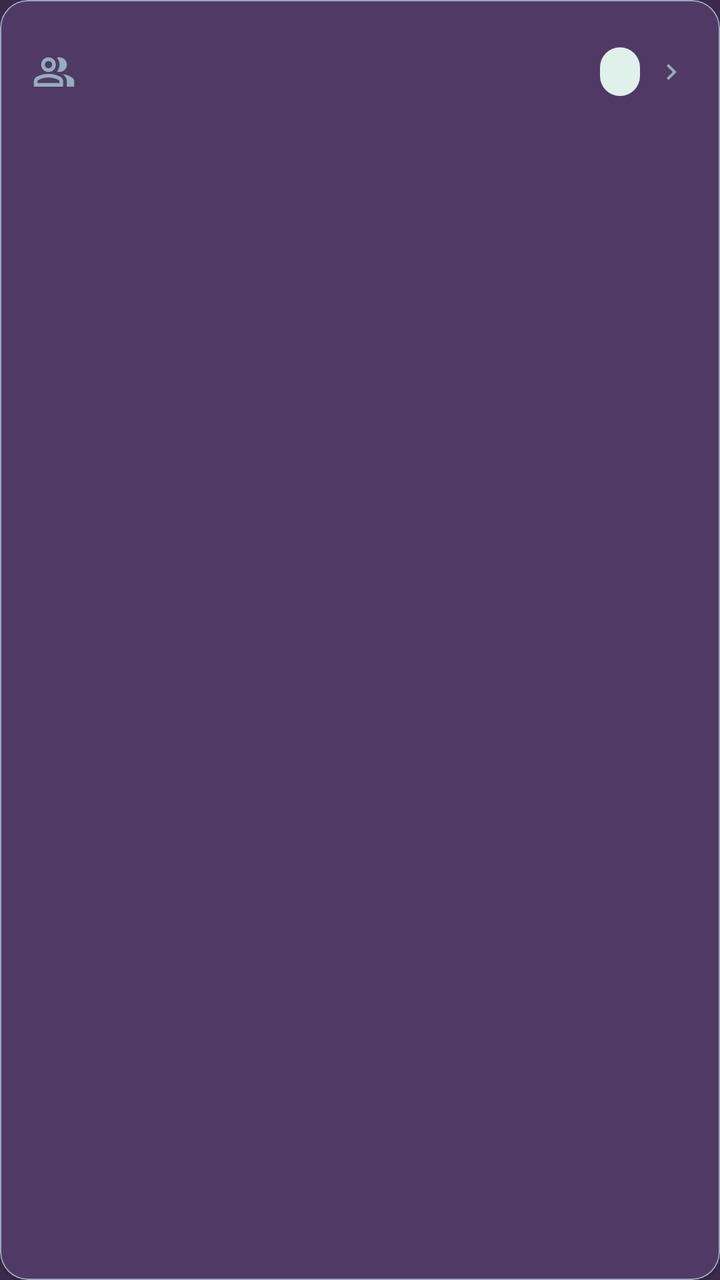
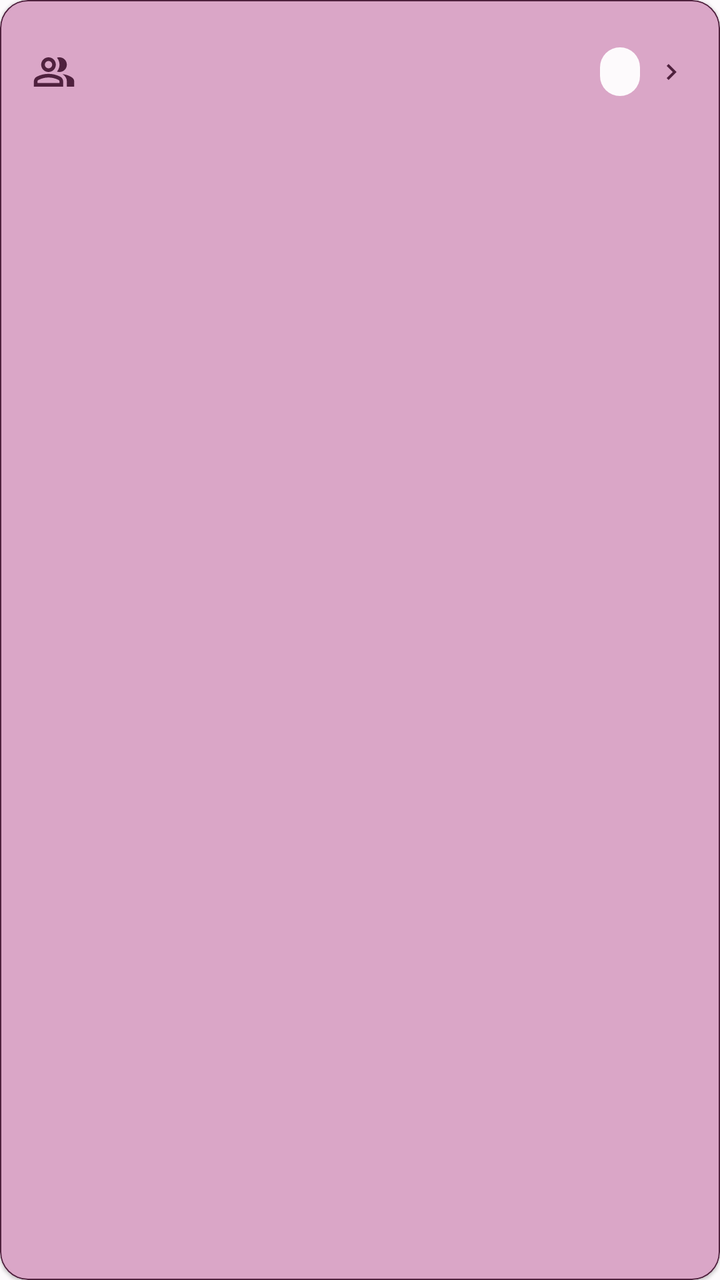

The first picture is an Android layout as it rendered before a commit; the second is the same layout after the commit. The layout source and the unified diff follow.
<!-- AndroidManifest.xml: application theme Theme.EpubReader -->
<!-- res/layout/item_author_series.xml -->
<?xml version="1.0" encoding="utf-8"?>
<com.google.android.material.card.MaterialCardView xmlns:android="http://schemas.android.com/apk/res/android"
    xmlns:app="http://schemas.android.com/apk/res-auto"
    android:layout_width="match_parent"
    android:layout_height="wrap_content"
    android:layout_marginStart="@dimen/app_grid_edge_h"
    android:layout_marginEnd="@dimen/app_grid_edge_h"
    android:layout_marginTop="6dp"
    android:layout_marginBottom="6dp"
    app:cardBackgroundColor="?attr/colorSurface"
    app:cardCornerRadius="14dp"
    app:cardElevation="1dp"
    app:strokeColor="@color/light_border"
    app:strokeWidth="0.5dp">

    <LinearLayout
        android:layout_width="match_parent"
        android:layout_height="wrap_content"
        android:gravity="center_vertical"
        android:orientation="horizontal"
        android:padding="16dp">

        <androidx.appcompat.widget.AppCompatImageView
            android:id="@+id/icon"
            android:layout_width="22dp"
            android:layout_height="22dp"
            android:layout_marginEnd="16dp"
            android:contentDescription="@null"
            app:srcCompat="@drawable/ic_person_frame"
            app:tint="@color/secondary" />

        <LinearLayout
            android:layout_width="0dp"
            android:layout_height="wrap_content"
            android:layout_weight="1"
            android:orientation="vertical">

            <TextView
                android:id="@+id/title"
                android:layout_width="match_parent"
                android:layout_height="wrap_content"
                android:ellipsize="end"
                android:maxLines="1"
                android:textColor="@color/palette_mint"
                android:textSize="16sp"
                android:textStyle="bold" />

            <TextView
                android:id="@+id/subtitle"
                android:layout_width="match_parent"
                android:layout_height="wrap_content"
                android:layout_marginTop="2dp"
                android:ellipsize="end"
                android:maxLines="1"
                android:textColor="@color/palette_slate"
                android:textSize="12sp" />
        </LinearLayout>

        <TextView
            android:id="@+id/count"
            android:layout_width="wrap_content"
            android:layout_height="wrap_content"
            android:background="@drawable/oval_rounded_bg"
            android:paddingStart="10dp"
            android:paddingTop="4dp"
            android:paddingEnd="10dp"
            android:paddingBottom="4dp"
            android:textColor="@color/accent_pop"
            android:textSize="12sp"
            android:textStyle="bold" />

        <androidx.appcompat.widget.AppCompatImageView
            android:layout_width="16dp"
            android:layout_height="16dp"
            android:layout_marginStart="8dp"
            android:contentDescription="@null"
            app:srcCompat="@drawable/ic_chevron_right"
            app:tint="@color/palette_slate" />
    </LinearLayout>
</com.google.android.material.card.MaterialCardView>
<!-- resources referenced by this layout -->
<resources>
  <color name="accent_pop">@color/palette_violet</color>
  <color name="light_border">@color/palette_slate</color>
  <color name="palette_mint">#E0F0EA</color>
  <color name="palette_slate">#95ADBE</color>
  <color name="secondary">@color/palette_slate</color>
  <!-- drawable ic_chevron_right (drawable) -->
  <?xml version="1.0" encoding="utf-8"?>
  <vector xmlns:android="http://schemas.android.com/apk/res/android"
      android:width="24dp"
      android:height="24dp"
      android:viewportWidth="24"
      android:viewportHeight="24">
  
      <path
          android:fillColor="@android:color/white"
          android:pathData="M 12.6,12 8,7.4 l 1.4,-1.4 6,6 -6,6 -1.4,-1.4 4.6,-4.6 Z" />
  
  </vector>
  <!-- drawable ic_person_frame (drawable) -->
  <?xml version="1.0" encoding="utf-8"?>
  <vector xmlns:android="http://schemas.android.com/apk/res/android"
      android:width="24dp"
      android:height="24dp"
      android:viewportWidth="24"
      android:viewportHeight="24">
  
      <path
          android:fillColor="@android:color/white"
          android:pathData="M 1,20 v -2.8 q 0,-0.85 0.4375,-1.5625 T 2.6,14.55 q 1.55,-0.775 3.15,-1.1625 T 9,13 q 1.65,0 3.25,0.3875 T 15.4,14.55 q 0.725,0.375 1.1625,1.0875 T 17,17.2 v 2.8 H 1 Z m 18,0 v -3 q 0,-1.1 -0.6125,-2.1125 T 16.65,13.15 q 1.275,0.15 2.4,0.5125 t 2.1,0.8875 q 0.9,0.5 1.375,1.1125 t 0.475,1.3375 v 3 H 19 Z M 6.175,10.825 q -1.175,-1.175 -1.175,-2.825 t 1.175,-2.825 q 1.175,-1.175 2.825,-1.175 t 2.825,1.175 q 1.175,1.175 1.175,2.825 t -1.175,2.825 q -1.175,1.175 -2.825,1.175 t -2.825,-1.175 Z m 11.65,0 q -1.175,1.175 -2.825,1.175 -0.275,0 -0.7,-0.0625 t -0.7,-0.1375 q 0.675,-0.8 1.0375,-1.775 t 0.3625,-2.025 q 0,-1.05 -0.3625,-2.025 T 13.6,4.2 q 0.35,-0.125 0.7,-0.1625 t 0.7,-0.0375 q 1.65,0 2.825,1.175 t 1.175,2.825 q 0,1.65 -1.175,2.825 Z M 3,18 h 12 v -0.8 q 0,-0.275 -0.1375,-0.5 T 14.5,16.35 q -1.35,-0.675 -2.725,-1.0125 T 9,15 q -1.4,0 -2.775,0.3375 T 3.5,16.35 q -0.225,0.125 -0.3625,0.35 t -0.1375,0.5 v 0.8 Z m 7.4125,-8.5875 Q 11,8.825 11,8 t -0.5875,-1.4125 Q 9.825,6 9,6 t -1.4125,0.5875 Q 7,7.175 7,8 t 0.5875,1.4125 Q 8.175,10 9,10 t 1.4125,-0.5875 Z M 9,18 Z m 0,-10 Z" />
  
  </vector>
  <!-- drawable oval_rounded_bg (drawable) -->
  <?xml version="1.0" encoding="utf-8"?>
  <shape xmlns:android="http://schemas.android.com/apk/res/android"
      android:shape="rectangle">
      <solid
          android:color="@color/palette_mint" />
      <corners android:radius="999dp" />
  </shape>
  <style name="Theme.EpubReader" parent="Theme.MaterialComponents.DayNight.NoActionBar">
          <item name="android:windowBackground">@color/dark_bg</item>
          <item name="android:statusBarColor">@color/black</item>
          <item name="android:navigationBarColor">@color/black</item>
          <item name="android:windowLightStatusBar">false</item>
          <item name="android:windowLightNavigationBar" tools:targetApi="o_mr1">false</item>
          <item name="colorPrimary">@color/accent</item>
          <item name="colorPrimaryVariant">@color/accent_dark</item>
          <item name="colorOnPrimary">@color/white</item>
          <item name="colorSecondary">@color/secondary</item>
          <item name="colorOnSecondary">@color/white</item>
          <item name="android:colorBackground">@color/dark_bg</item>
          <item name="colorSurface">@color/dark_surface</item>
          <item name="colorOnSurface">@color/dark_text</item>
          <item name="android:textColorPrimary">@color/dark_text</item>
          <item name="android:textColorSecondary">@color/dark_text_muted</item>
          <item name="colorControlNormal">@color/white</item>
          <item name="toolbarStyle">@style/Widget.EpubReader.Toolbar</item>
          <item name="drawerArrowStyle">@style/Widget.EpubReader.DrawerArrowToggle</item>
      </style>
  <color name="palette_violet">#B388FF</color>
  <color name="dark_bg">@color/palette_eggplant</color>
  <color name="black">#000000</color>
  <color name="accent">@color/palette_plum</color>
  <color name="accent_dark">@color/palette_purple</color>
  <color name="white">#FFFFFF</color>
  <color name="dark_surface">@color/palette_plum</color>
  <color name="dark_text">@color/palette_mint</color>
  <color name="dark_text_muted">@color/palette_slate</color>
  <style name="Widget.EpubReader.Toolbar" parent="Widget.MaterialComponents.Toolbar">
          <item name="titleTextColor">?android:textColorPrimary</item>
          <item name="subtitleTextColor">?android:textColorSecondary</item>
          <item name="navigationIconTint">?android:textColorPrimary</item>
          <item name="actionMenuTextColor">?android:textColorPrimary</item>
      </style>
  <style name="Widget.EpubReader.DrawerArrowToggle" parent="Widget.AppCompat.DrawerArrowToggle">
          <item name="color">?android:textColorPrimary</item>
      </style>
  <color name="palette_eggplant">#3C2A4D</color>
  <color name="palette_plum">#503A65</color>
  <color name="palette_purple">#574F7D</color>
  <!-- unchanged entries left out for length: 1 -->
</resources>

<!-- the commit's change to res/layout/item_author_series.xml (unified diff, before → after) -->
@@ -7,10 +7,10 @@
     android:layout_marginEnd="@dimen/app_grid_edge_h"
     android:layout_marginTop="6dp"
     android:layout_marginBottom="6dp"
-    app:cardBackgroundColor="?attr/colorSurface"
+    app:cardBackgroundColor="@color/palette_plum"
     app:cardCornerRadius="14dp"
     app:cardElevation="1dp"
-    app:strokeColor="@color/light_border"
+    app:strokeColor="@color/palette_slate"
     app:strokeWidth="0.5dp">
 
     <LinearLayout
@@ -27,7 +27,7 @@
             android:layout_marginEnd="16dp"
             android:contentDescription="@null"
             app:srcCompat="@drawable/ic_person_frame"
-            app:tint="@color/secondary" />
+            app:tint="@color/palette_slate" />
 
         <LinearLayout
             android:layout_width="0dp"
@@ -65,7 +65,7 @@
             android:paddingTop="4dp"
             android:paddingEnd="10dp"
             android:paddingBottom="4dp"
-            android:textColor="@color/accent_pop"
+            android:textColor="@color/palette_violet"
             android:textSize="12sp"
             android:textStyle="bold" />
 
<!-- resource entries referenced after the edit -->
@@ -1,10 +1,7 @@
 <!-- resources referenced by this layout -->
 <resources>
-  <color name="accent_pop">@color/palette_violet</color>
-  <color name="light_border">@color/palette_slate</color>
-  <color name="palette_mint">#E0F0EA</color>
-  <color name="palette_slate">#95ADBE</color>
-  <color name="secondary">@color/palette_slate</color>
+  <color name="palette_mint">@color/palette_china</color>
+  <color name="palette_slate">@color/palette_dusty_rose</color>
   <!-- drawable ic_chevron_right (drawable) -->
   <?xml version="1.0" encoding="utf-8"?>
   <vector xmlns:android="http://schemas.android.com/apk/res/android"
@@ -14,7 +11,7 @@
       android:viewportHeight="24">
   
       <path
-          android:fillColor="@android:color/white"
+          android:fillColor="@color/white"
           android:pathData="M 12.6,12 8,7.4 l 1.4,-1.4 6,6 -6,6 -1.4,-1.4 4.6,-4.6 Z" />
   
   </vector>
@@ -27,7 +24,7 @@
       android:viewportHeight="24">
   
       <path
-          android:fillColor="@android:color/white"
+          android:fillColor="@color/white"
           android:pathData="M 1,20 v -2.8 q 0,-0.85 0.4375,-1.5625 T 2.6,14.55 q 1.55,-0.775 3.15,-1.1625 T 9,13 q 1.65,0 3.25,0.3875 T 15.4,14.55 q 0.725,0.375 1.1625,1.0875 T 17,17.2 v 2.8 H 1 Z m 18,0 v -3 q 0,-1.1 -0.6125,-2.1125 T 16.65,13.15 q 1.275,0.15 2.4,0.5125 t 2.1,0.8875 q 0.9,0.5 1.375,1.1125 t 0.475,1.3375 v 3 H 19 Z M 6.175,10.825 q -1.175,-1.175 -1.175,-2.825 t 1.175,-2.825 q 1.175,-1.175 2.825,-1.175 t 2.825,1.175 q 1.175,1.175 1.175,2.825 t -1.175,2.825 q -1.175,1.175 -2.825,1.175 t -2.825,-1.175 Z m 11.65,0 q -1.175,1.175 -2.825,1.175 -0.275,0 -0.7,-0.0625 t -0.7,-0.1375 q 0.675,-0.8 1.0375,-1.775 t 0.3625,-2.025 q 0,-1.05 -0.3625,-2.025 T 13.6,4.2 q 0.35,-0.125 0.7,-0.1625 t 0.7,-0.0375 q 1.65,0 2.825,1.175 t 1.175,2.825 q 0,1.65 -1.175,2.825 Z M 3,18 h 12 v -0.8 q 0,-0.275 -0.1375,-0.5 T 14.5,16.35 q -1.35,-0.675 -2.725,-1.0125 T 9,15 q -1.4,0 -2.775,0.3375 T 3.5,16.35 q -0.225,0.125 -0.3625,0.35 t -0.1375,0.5 v 0.8 Z m 7.4125,-8.5875 Q 11,8.825 11,8 t -0.5875,-1.4125 Q 9.825,6 9,6 t -1.4125,0.5875 Q 7,7.175 7,8 t 0.5875,1.4125 Q 8.175,10 9,10 t 1.4125,-0.5875 Z M 9,18 Z m 0,-10 Z" />
   
   </vector>
@@ -36,50 +33,54 @@
   <shape xmlns:android="http://schemas.android.com/apk/res/android"
       android:shape="rectangle">
       <solid
-          android:color="@color/palette_mint" />
+          android:color="@color/palette_eggplant" />
       <corners android:radius="999dp" />
   </shape>
   <style name="Theme.EpubReader" parent="Theme.MaterialComponents.DayNight.NoActionBar">
-          <item name="android:windowBackground">@color/dark_bg</item>
+          <item name="android:windowBackground">@color/palette_eggplant</item>
           <item name="android:statusBarColor">@color/black</item>
           <item name="android:navigationBarColor">@color/black</item>
           <item name="android:windowLightStatusBar">false</item>
           <item name="android:windowLightNavigationBar" tools:targetApi="o_mr1">false</item>
-          <item name="colorPrimary">@color/accent</item>
-          <item name="colorPrimaryVariant">@color/accent_dark</item>
+          <item name="android:windowNoTitle">true</item>
+          <item name="android:windowContentOverlay">@null</item>
+          <item name="android:enforceStatusBarContrast" tools:targetApi="q">false</item>
+          <item name="android:enforceNavigationBarContrast" tools:targetApi="q">false</item>
+          <item name="colorPrimary">@color/palette_plum</item>
+          <item name="colorPrimaryVariant">@color/palette_purple</item>
           <item name="colorOnPrimary">@color/white</item>
-          <item name="colorSecondary">@color/secondary</item>
+          <item name="colorSecondary">@color/palette_slate</item>
           <item name="colorOnSecondary">@color/white</item>
-          <item name="android:colorBackground">@color/dark_bg</item>
-          <item name="colorSurface">@color/dark_surface</item>
-          <item name="colorOnSurface">@color/dark_text</item>
-          <item name="android:textColorPrimary">@color/dark_text</item>
-          <item name="android:textColorSecondary">@color/dark_text_muted</item>
+          <item name="android:colorBackground">@color/palette_eggplant</item>
+          <item name="colorSurface">@color/palette_plum</item>
+          <item name="colorOnSurface">@color/palette_mint</item>
+          <item name="android:textColorPrimary">@color/palette_mint</item>
+          <item name="android:textColorSecondary">@color/palette_slate</item>
           <item name="colorControlNormal">@color/white</item>
           <item name="toolbarStyle">@style/Widget.EpubReader.Toolbar</item>
           <item name="drawerArrowStyle">@style/Widget.EpubReader.DrawerArrowToggle</item>
       </style>
-  <color name="palette_violet">#B388FF</color>
-  <color name="dark_bg">@color/palette_eggplant</color>
-  <color name="black">#000000</color>
-  <color name="accent">@color/palette_plum</color>
-  <color name="accent_dark">@color/palette_purple</color>
-  <color name="white">#FFFFFF</color>
-  <color name="dark_surface">@color/palette_plum</color>
-  <color name="dark_text">@color/palette_mint</color>
-  <color name="dark_text_muted">@color/palette_slate</color>
+  <color name="palette_china">#1c0c16</color>
+  <color name="palette_copper_rose">#daa6c7</color>
+  <color name="palette_dusty_rose">#4f213e</color>
+  <color name="palette_blush_mauve">#b54c8e</color>
+  <color name="palette_violet">@color/palette_blush_mauve</color>
+  <color name="black">#FFFFFF</color>
+  <color name="white">#000000</color>
   <style name="Widget.EpubReader.Toolbar" parent="Widget.MaterialComponents.Toolbar">
-          <item name="titleTextColor">?android:textColorPrimary</item>
-          <item name="subtitleTextColor">?android:textColorSecondary</item>
-          <item name="navigationIconTint">?android:textColorPrimary</item>
-          <item name="actionMenuTextColor">?android:textColorPrimary</item>
+          <item name="titleTextColor">@color/palette_mint</item>
+          <item name="subtitleTextColor">@color/palette_slate</item>
+          <item name="navigationIconTint">@color/palette_mint</item>
+          <item name="actionMenuTextColor">@color/palette_mint</item>
       </style>
   <style name="Widget.EpubReader.DrawerArrowToggle" parent="Widget.AppCompat.DrawerArrowToggle">
-          <item name="color">?android:textColorPrimary</item>
+          <item name="color">@color/palette_mint</item>
       </style>
-  <color name="palette_eggplant">#3C2A4D</color>
-  <color name="palette_plum">#503A65</color>
-  <color name="palette_purple">#574F7D</color>
+  <color name="palette_plum_wine">#fdfafc</color>
+  <color name="palette_rose_water">#823666</color>
+  <color name="palette_eggplant">@color/palette_plum_wine</color>
+  <color name="palette_plum">@color/palette_copper_rose</color>
+  <color name="palette_purple">@color/palette_rose_water</color>
   <!-- unchanged entries left out for length: 1 -->
 </resources>
 
